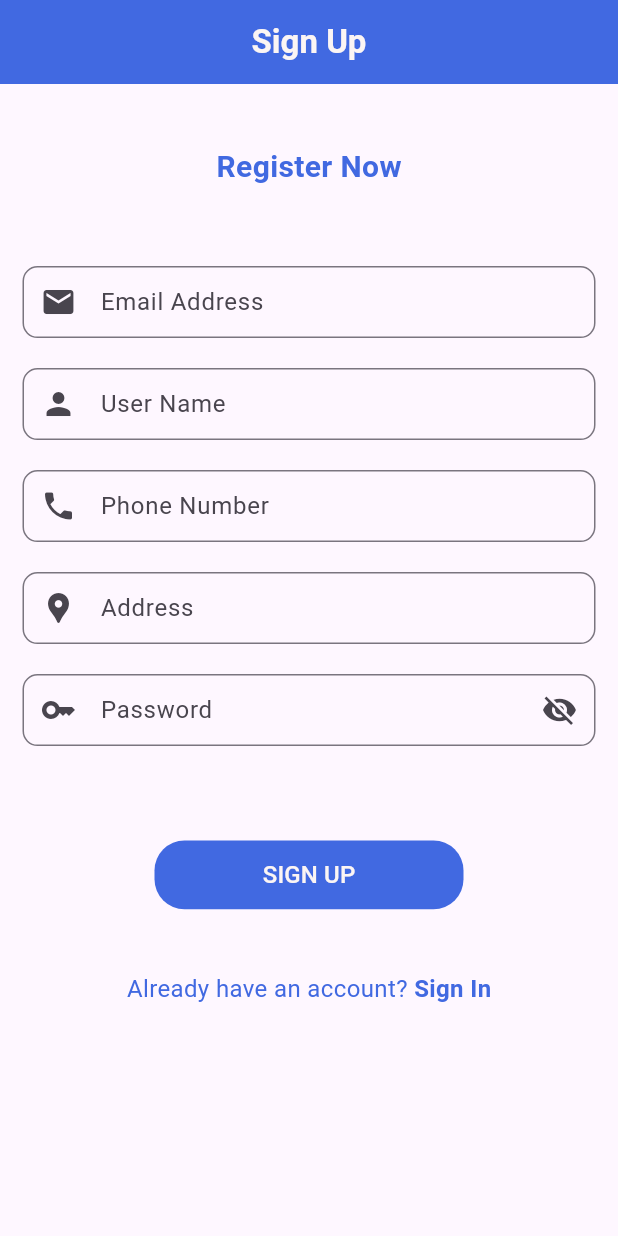
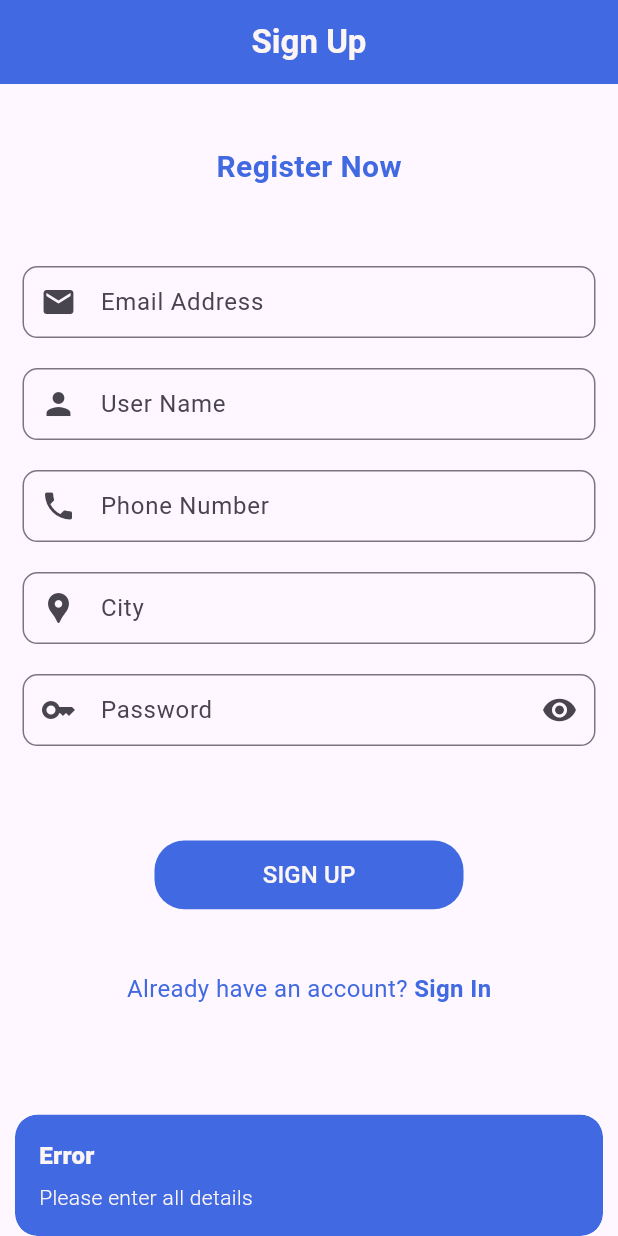
Before and after one commit to hashirSoomro/E-Commerce_App, a Flutter app: the SignUpScreen screen opened directly, after a tap on "SIGN UP", on a phone screen of 412 x 824 dp. Run offline on Flutter 3.47's test engine with Material 3 defaults, Android fonts, the phone set to English and light mode, and no system bars; our stand-ins replace cloud_firestore, firebase_auth, firebase_core, flutter_easyloading, flutter_keyboard_visibility, get and 2 more; accounts and stored records are empty.

Commit message:
Sign Up through Email and Password
Sign Up through Email and Password method

```diff
--- a/lib/controllers/google-sign-in-controller.dart
+++ b/lib/controllers/google-sign-in-controller.dart
@@ -44,7 +44,8 @@ class GoogleSignInController extends GetxController {
               street: '',
               isAdmin: false,
               isActive: true,
-              createdOn: DateTime.now());
+              createdOn: DateTime.now(),
+              city: '');
 
           await FirebaseFirestore.instance
               .collection('users')
--- a/lib/models/user-models.dart
+++ b/lib/models/user-models.dart
@@ -13,6 +13,7 @@ class UserModel {
   final bool isAdmin;
   final bool isActive;
   final dynamic createdOn;
+  final String city;
 
   UserModel({
     required this.uId,
@@ -27,6 +28,7 @@ class UserModel {
     required this.isAdmin,
     required this.isActive,
     required this.createdOn,
+    required this.city,
   });
 
   //Serialize the UserModel instance to a JSON map
@@ -43,7 +45,8 @@ class UserModel {
       'street': street,
       'isAdmin': isAdmin,
       'isActive': isActive,
-      'createdOn': createdOn
+      'createdOn': createdOn,
+      'city': city
     };
   }
 
@@ -61,6 +64,8 @@ class UserModel {
       street: json['street'],
       isAdmin: json['isAdmin'],
       isActive: json['isActive'],
-        createdOn: json['createdOn'].toString());
+      createdOn: json['createdOn'].toString(),
+      city: json['city'],
+    );
   }
 }
--- a/lib/screens/auth-ui/sign-up-screen.dart
+++ b/lib/screens/auth-ui/sign-up-screen.dart
@@ -1,11 +1,13 @@
-// ignore_for_file: avoid_unnecessary_containers, prefer_const_constructors, prefer_const_literals_to_create_immutables
+// ignore_for_file: avoid_unnecessary_containers, prefer_const_constructors, prefer_const_literals_to_create_immutables, unused_import, unnecessary_import, unused_local_variable
 
+import 'package:firebase_auth/firebase_auth.dart';
 import 'package:flutter/material.dart';
 import 'package:flutter/widgets.dart';
 import 'package:flutter_keyboard_visibility/flutter_keyboard_visibility.dart';
 import 'package:get/get.dart';
 import 'package:lottie/lottie.dart';
 
+import '../../controllers/sign-up-controller.dart';
 import '../../utils/app-constant.dart';
 import 'sign-in-screen.dart';
 
@@ -17,6 +19,12 @@ class SignUpScreen extends StatefulWidget {
 }
 
 class _SignUpScreenState extends State<SignUpScreen> {
+  final SignUpController signUpController = Get.put(SignUpController());
+  TextEditingController userName = TextEditingController();
+  TextEditingController userEmail = TextEditingController();
+  TextEditingController userPhone = TextEditingController();
+  TextEditingController userCity = TextEditingController();
+  TextEditingController userPassword = TextEditingController();
   @override
   Widget build(BuildContext context) {
     return KeyboardVisibilityBuilder(builder: (context, isKeyboardVisible) {
@@ -56,6 +64,7 @@ class _SignUpScreenState extends State<SignUpScreen> {
                     child: Padding(
                       padding: const EdgeInsets.all(10.0),
                       child: TextFormField(
+                        controller: userEmail,
                         cursorColor: AppConstant.appSecondaryColor,
                         keyboardType: TextInputType.emailAddress,
                         decoration: InputDecoration(
@@ -73,6 +82,7 @@ class _SignUpScreenState extends State<SignUpScreen> {
                     child: Padding(
                       padding: const EdgeInsets.all(10.0),
                       child: TextFormField(
+                        controller: userName,
                         cursorColor: AppConstant.appSecondaryColor,
                         keyboardType: TextInputType.name,
                         decoration: InputDecoration(
@@ -90,6 +100,7 @@ class _SignUpScreenState extends State<SignUpScreen> {
                     child: Padding(
                       padding: const EdgeInsets.all(10.0),
                       child: TextFormField(
+                        controller: userPhone,
                         cursorColor: AppConstant.appSecondaryColor,
                         keyboardType: TextInputType.phone,
                         decoration: InputDecoration(
@@ -107,10 +118,11 @@ class _SignUpScreenState extends State<SignUpScreen> {
                     child: Padding(
                       padding: const EdgeInsets.all(10.0),
                       child: TextFormField(
+                        controller: userCity,
                         cursorColor: AppConstant.appSecondaryColor,
                         keyboardType: TextInputType.streetAddress,
                         decoration: InputDecoration(
-                            hintText: "Address",
+                            hintText: "City",
                             prefixIcon: Icon(Icons.location_pin),
                             contentPadding:
                                 EdgeInsets.only(top: 2.0, left: 8.0),
@@ -123,19 +135,31 @@ class _SignUpScreenState extends State<SignUpScreen> {
                     width: Get.width,
                     child: Padding(
                         padding: const EdgeInsets.all(10.0),
-                      child: TextFormField(
+                        child: Obx(
+                          () => TextFormField(
+                            controller: userPassword,
+                            obscureText:
+                                signUpController.isPasswordVisible.value,
                             cursorColor: AppConstant.appSecondaryColor,
                             keyboardType: TextInputType.visiblePassword,
                             decoration: InputDecoration(
                                 hintText: "Password",
                                 prefixIcon: Icon(Icons.key),
-                            suffixIcon: Icon(Icons.visibility_off),
+                                suffixIcon: GestureDetector(
+                                    onTap: () {
+                                      signUpController.isPasswordVisible
+                                          .toggle();
+                                    },
+                                    child:
+                                        signUpController.isPasswordVisible.value
+                                            ? Icon(Icons.visibility_off)
+                                            : Icon(Icons.visibility)),
                                 contentPadding:
                                     EdgeInsets.only(top: 2.0, left: 8.0),
                                 border: OutlineInputBorder(
                                     borderRadius: BorderRadius.circular(10))),
                           ),
-                    )),
+                        ))),
                 SizedBox(
                   height: Get.height / 70,
                 ),
@@ -155,7 +179,50 @@ class _SignUpScreenState extends State<SignUpScreen> {
                         style: TextStyle(
                             color: AppConstant.appTextColor, fontSize: 16),
                       ),
-                      onPressed: () {},
+                      onPressed: () async {
+                        String name = userName.text.trim();
+                        String email = userEmail.text.trim();
+                        String phone = userPhone.text.trim();
+                        String city = userCity.text.trim();
+                        String password = userPassword.text.trim();
+                        String userDeviceToken = '';
+
+                        if (name.isEmpty ||
+                            email.isEmpty ||
+                            phone.isEmpty ||
+                            city.isEmpty ||
+                            password.isEmpty) {
+                          Get.snackbar(
+                            "Error",
+                            "Please enter all details",
+                            snackPosition: SnackPosition.BOTTOM,
+                            backgroundColor: AppConstant.appSecondaryColor,
+                            colorText: AppConstant.appTextColor,
+                          );
+                        } else {
+                          UserCredential? userCredential =
+                              await signUpController.signUpMethod(
+                            name,
+                            email,
+                            phone,
+                            city,
+                            password,
+                            userDeviceToken,
+                          );
+
+                          if (userCredential != null) {
+                            Get.snackbar(
+                              "Verification email sent.",
+                              "Please check your email.",
+                              snackPosition: SnackPosition.BOTTOM,
+                              backgroundColor: AppConstant.appSecondaryColor,
+                              colorText: AppConstant.appTextColor,
+                            );
+                            FirebaseAuth.instance.signOut();
+                            Get.offAll(() => SignInScreen());
+                          }
+                        }
+                      },
                     ),
                   ),
                 ),
--- a/lib/screens/auth-ui/welcome-screen.dart
+++ b/lib/screens/auth-ui/welcome-screen.dart
@@ -6,6 +6,7 @@ import 'package:get/get.dart';
 import 'package:lottie/lottie.dart';
 
 import '../../utils/app-constant.dart';
+import 'sign-in-screen.dart';
 
 class WelcomeScreen extends StatelessWidget {
   WelcomeScreen({super.key});
@@ -88,7 +89,9 @@ class WelcomeScreen extends StatelessWidget {
                     style: TextStyle(
                         color: AppConstant.appTextColor, fontSize: 18),
                   ),
-                  onPressed: () {},
+                  onPressed: () {
+                    Get.to(() => SignInScreen());
+                  },
                 ),
               ),
             )
```
Also changed, not shown: lib/controllers/sign-up-controller.dart (added, +69 -0 lines). Lines whose indentation alone changed are shown as unchanged.
